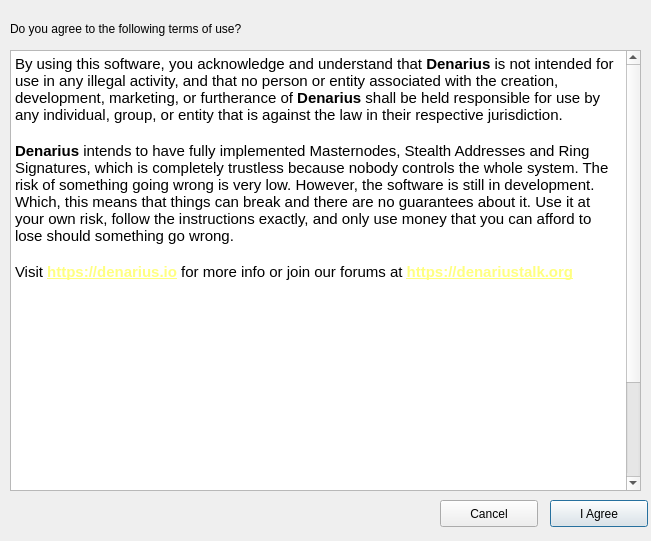
First picture: the form in src/qt/forms/termsofuse.ui, repository innova-foundation/innova, before the edit.
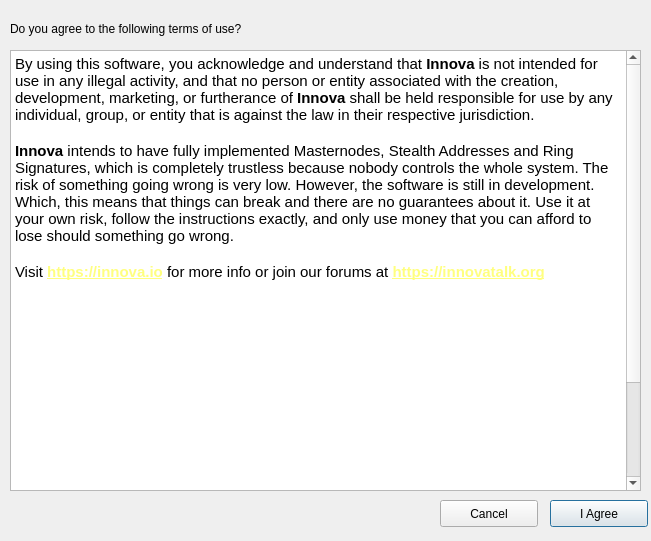
Second picture: the form after the edit.

```diff
--- a/src/qt/forms/termsofuse.ui
+++ b/src/qt/forms/termsofuse.ui
@@ -27,11 +27,11 @@
 &lt;html&gt;&lt;head&gt;&lt;meta name=&quot;qrichtext&quot; content=&quot;1&quot; /&gt;&lt;style type=&quot;text/css&quot;&gt;
 p, li { white-space: pre-wrap; }
 &lt;/style&gt;&lt;/head&gt;&lt;body style=&quot; font-family:'MS Shell Dlg 2'; font-size:8.25pt; font-weight:400; font-style:normal;&quot;&gt;
-&lt;p style=&quot; margin-top:0px; margin-bottom:0px; margin-left:0px; margin-right:0px; -qt-block-indent:0; text-indent:0px;&quot;&gt;&lt;span style=&quot; font-family:'Ubuntu'; font-size:11pt;&quot;&gt;By using this software, you acknowledge and understand that &lt;/span&gt;&lt;span style=&quot; font-family:'Ubuntu'; font-size:11pt; font-weight:600;&quot;&gt;Denarius&lt;/span&gt;&lt;span style=&quot; font-family:'Ubuntu'; font-size:11pt;&quot;&gt; is not intended for use in any illegal activity, and that no person or entity associated with the creation, development, marketing, or furtherance of &lt;/span&gt;&lt;span style=&quot; font-family:'Ubuntu'; font-size:11pt; font-weight:600;&quot;&gt;Denarius&lt;/span&gt;&lt;span style=&quot; font-family:'Ubuntu'; font-size:11pt;&quot;&gt; shall be held responsible for use by any individual, group, or entity that is against the law in their respective jurisdiction.&lt;/span&gt;&lt;/p&gt;
+&lt;p style=&quot; margin-top:0px; margin-bottom:0px; margin-left:0px; margin-right:0px; -qt-block-indent:0; text-indent:0px;&quot;&gt;&lt;span style=&quot; font-family:'Ubuntu'; font-size:11pt;&quot;&gt;By using this software, you acknowledge and understand that &lt;/span&gt;&lt;span style=&quot; font-family:'Ubuntu'; font-size:11pt; font-weight:600;&quot;&gt;Innova&lt;/span&gt;&lt;span style=&quot; font-family:'Ubuntu'; font-size:11pt;&quot;&gt; is not intended for use in any illegal activity, and that no person or entity associated with the creation, development, marketing, or furtherance of &lt;/span&gt;&lt;span style=&quot; font-family:'Ubuntu'; font-size:11pt; font-weight:600;&quot;&gt;Innova&lt;/span&gt;&lt;span style=&quot; font-family:'Ubuntu'; font-size:11pt;&quot;&gt; shall be held responsible for use by any individual, group, or entity that is against the law in their respective jurisdiction.&lt;/span&gt;&lt;/p&gt;
 &lt;p style=&quot;-qt-paragraph-type:empty; margin-top:0px; margin-bottom:0px; margin-left:0px; margin-right:0px; -qt-block-indent:0; text-indent:0px; font-family:'Ubuntu'; font-size:11pt;&quot;&gt;&lt;br /&gt;&lt;/p&gt;
-&lt;p style=&quot; margin-top:0px; margin-bottom:0px; margin-left:0px; margin-right:0px; -qt-block-indent:0; text-indent:0px;&quot;&gt;&lt;span style=&quot; font-family:'Ubuntu'; font-size:11pt; font-weight:600;&quot;&gt;Denarius&lt;/span&gt;&lt;span style=&quot; font-family:'Ubuntu'; font-size:11pt;&quot;&gt; intends to have fully implemented Masternodes, Stealth Addresses and Ring Signatures, which is completely trustless because nobody controls the whole system. The risk of something going wrong is very low. However, the software is still in development. Which, this means that things can break and there are no guarantees about it. Use it at your own risk, follow the instructions exactly, and only use money that you can afford to lose should something go wrong.&lt;/span&gt;&lt;/p&gt;
+&lt;p style=&quot; margin-top:0px; margin-bottom:0px; margin-left:0px; margin-right:0px; -qt-block-indent:0; text-indent:0px;&quot;&gt;&lt;span style=&quot; font-family:'Ubuntu'; font-size:11pt; font-weight:600;&quot;&gt;Innova&lt;/span&gt;&lt;span style=&quot; font-family:'Ubuntu'; font-size:11pt;&quot;&gt; intends to have fully implemented Masternodes, Stealth Addresses and Ring Signatures, which is completely trustless because nobody controls the whole system. The risk of something going wrong is very low. However, the software is still in development. Which, this means that things can break and there are no guarantees about it. Use it at your own risk, follow the instructions exactly, and only use money that you can afford to lose should something go wrong.&lt;/span&gt;&lt;/p&gt;
 &lt;p style=&quot;-qt-paragraph-type:empty; margin-top:0px; margin-bottom:0px; margin-left:0px; margin-right:0px; -qt-block-indent:0; text-indent:0px; font-family:'Ubuntu'; font-size:11pt;&quot;&gt;&lt;br /&gt;&lt;/p&gt;
-&lt;p style=&quot; margin-top:0px; margin-bottom:0px; margin-left:0px; margin-right:0px; -qt-block-indent:0; text-indent:0px;&quot;&gt;&lt;span style=&quot; font-family:'Ubuntu'; font-size:11pt;&quot;&gt;Visit &lt;/span&gt;&lt;a href=&quot;https://denarius.io&quot;&gt;&lt;span style=&quot; font-size:11pt; font-weight:600; text-decoration: underline; color:#ffff7f;&quot;&gt;https://denarius.io&lt;/span&gt;&lt;/a&gt;&lt;span style=&quot; font-family:'Ubuntu'; font-size:11pt;&quot;&gt; for more info or join our forums at &lt;/span&gt;&lt;a href=&quot;https://denariustalk.org&quot;&gt;&lt;span style=&quot; font-size:11pt; font-weight:600; text-decoration: underline; color:#ffff7f;&quot;&gt;https://denariustalk.org&lt;/span&gt;&lt;/a&gt;&lt;/p&gt;
+&lt;p style=&quot; margin-top:0px; margin-bottom:0px; margin-left:0px; margin-right:0px; -qt-block-indent:0; text-indent:0px;&quot;&gt;&lt;span style=&quot; font-family:'Ubuntu'; font-size:11pt;&quot;&gt;Visit &lt;/span&gt;&lt;a href=&quot;https://innova.io&quot;&gt;&lt;span style=&quot; font-size:11pt; font-weight:600; text-decoration: underline; color:#ffff7f;&quot;&gt;https://innova.io&lt;/span&gt;&lt;/a&gt;&lt;span style=&quot; font-family:'Ubuntu'; font-size:11pt;&quot;&gt; for more info or join our forums at &lt;/span&gt;&lt;a href=&quot;https://innovatalk.org&quot;&gt;&lt;span style=&quot; font-size:11pt; font-weight:600; text-decoration: underline; color:#ffff7f;&quot;&gt;https://innovatalk.org&lt;/span&gt;&lt;/a&gt;&lt;/p&gt;
 &lt;p style=&quot;-qt-paragraph-type:empty; margin-top:0px; margin-bottom:0px; margin-left:0px; margin-right:0px; -qt-block-indent:0; text-indent:0px; font-size:11pt; font-weight:600; text-decoration: underline; color:#ffff7f;&quot;&gt;&lt;br /&gt;&lt;/p&gt;
 &lt;p style=&quot;-qt-paragraph-type:empty; margin-top:0px; margin-bottom:0px; margin-left:0px; margin-right:0px; -qt-block-indent:0; text-indent:0px; font-size:8pt;&quot;&gt;&lt;br /&gt;&lt;/p&gt;
 &lt;p style=&quot;-qt-paragraph-type:empty; margin-top:0px; margin-bottom:0px; margin-left:0px; margin-right:0px; -qt-block-indent:0; text-indent:0px; font-family:'Ubuntu'; font-size:11pt;&quot;&gt;&lt;br /&gt;&lt;/p&gt;
@@ -46,7 +46,7 @@
 &lt;p style=&quot;-qt-paragraph-type:empty; margin-top:0px; margin-bottom:0px; margin-left:0px; margin-right:0px; -qt-block-indent:0; text-indent:0px; font-family:'Ubuntu'; font-size:11pt;&quot;&gt;&lt;br /&gt;&lt;/p&gt;
 &lt;p style=&quot;-qt-paragraph-type:empty; margin-top:0px; margin-bottom:0px; margin-left:0px; margin-right:0px; -qt-block-indent:0; text-indent:0px; font-family:'Ubuntu'; font-size:11pt;&quot;&gt;&lt;br /&gt;&lt;/p&gt;
 &lt;p style=&quot;-qt-paragraph-type:empty; margin-top:0px; margin-bottom:0px; margin-left:0px; margin-right:0px; -qt-block-indent:0; text-indent:0px; font-family:'Ubuntu'; font-size:11pt;&quot;&gt;&lt;br /&gt;&lt;/p&gt;
-&lt;p style=&quot; margin-top:0px; margin-bottom:0px; margin-left:0px; margin-right:0px; -qt-block-indent:0; text-indent:0px;&quot;&gt;&lt;span style=&quot; font-family:'Ubuntu'; font-size:11pt; font-weight:600; font-style:italic;&quot;&gt;Credits:&lt;/span&gt;&lt;span style=&quot; font-family:'Ubuntu'; font-size:11pt; font-style:italic;&quot;&gt; kingcarsen, enkayz, thi3rryzz, I Can Haz Crypto, Buzzkillb, tinchopf, kawaiicrypto, skiMo, CircuitBreaker88 and everyone else who has helped to build/test/grow Denarius! &lt;/span&gt;&lt;span style=&quot; font-family:'Ubuntu'; font-size:11pt; font-style:italic; text-decoration: underline;&quot;&gt;Our community is fantastic and you all deserve to be mentioned here forever.&lt;/span&gt;&lt;span style=&quot; font-family:'Ubuntu'; font-size:11pt; font-style:italic;&quot;&gt; THANK YOU! FOR THE POWER OF THE PEOPLE! ANCIENT MONEY FOR A NEW WORLD!&lt;/span&gt;&lt;/p&gt;
+&lt;p style=&quot; margin-top:0px; margin-bottom:0px; margin-left:0px; margin-right:0px; -qt-block-indent:0; text-indent:0px;&quot;&gt;&lt;span style=&quot; font-family:'Ubuntu'; font-size:11pt; font-weight:600; font-style:italic;&quot;&gt;Credits:&lt;/span&gt;&lt;span style=&quot; font-family:'Ubuntu'; font-size:11pt; font-style:italic;&quot;&gt; kingcarsen, enkayz, thi3rryzz, I Can Haz Crypto, Buzzkillb, tinchopf, kawaiicrypto, skiMo, CircuitBreaker88 and everyone else who has helped to build/test/grow Innova! &lt;/span&gt;&lt;span style=&quot; font-family:'Ubuntu'; font-size:11pt; font-style:italic; text-decoration: underline;&quot;&gt;Our community is fantastic and you all deserve to be mentioned here forever.&lt;/span&gt;&lt;span style=&quot; font-family:'Ubuntu'; font-size:11pt; font-style:italic;&quot;&gt; THANK YOU! FOR THE POWER OF THE PEOPLE! ANCIENT MONEY FOR A NEW WORLD!&lt;/span&gt;&lt;/p&gt;
 &lt;p style=&quot;-qt-paragraph-type:empty; margin-top:0px; margin-bottom:0px; margin-left:0px; margin-right:0px; -qt-block-indent:0; text-indent:0px; font-family:'Ubuntu'; font-size:11pt;&quot;&gt;&lt;br /&gt;&lt;/p&gt;&lt;/body&gt;&lt;/html&gt;</string>
    </property>
   </widget>
```
Left out of the diff: 2 changed lines with no effect on the pictures.
